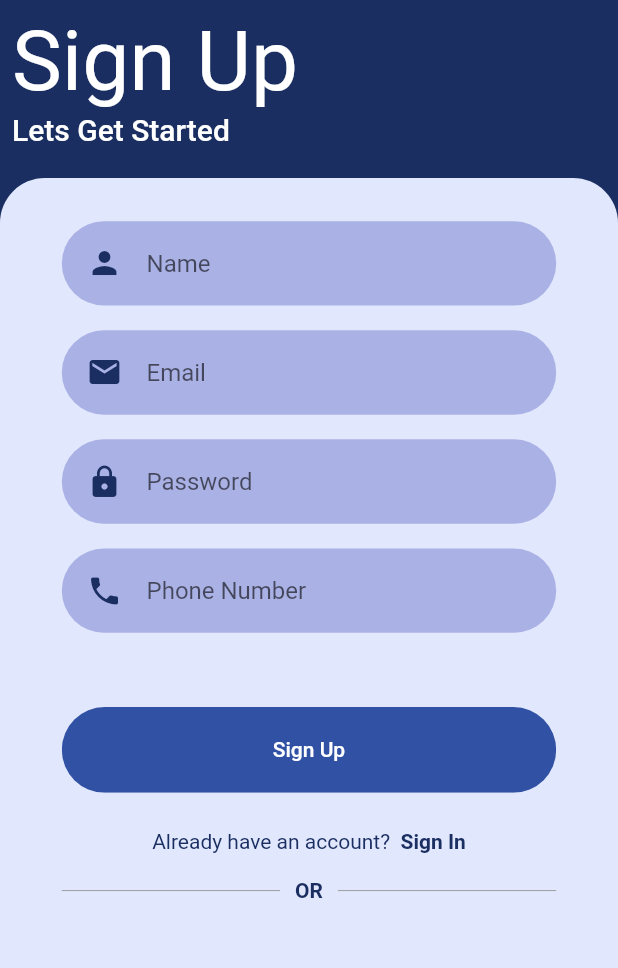
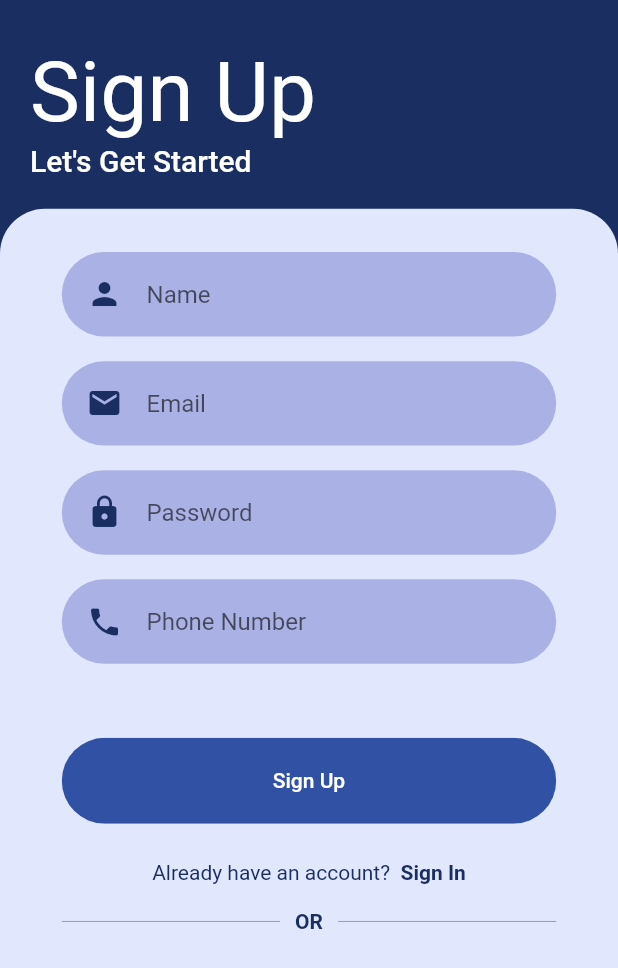
Before and after one commit to UnnikrishnanNP/crowdless, a Flutter app: the SignUpPage screen opened by its route, on a phone screen of 412 x 824 dp. Shown: the top 968 px of the screen. Run offline on Flutter 3.47's test engine with Material 2 defaults, Android fonts, the phone set to English and light mode, and no system bars; our stand-ins replace firebase_auth, firebase_core; accounts and stored records are empty.

Commit message:
initial commit

```diff
--- a/lib/screens/5_signup_page/signup_page.dart
+++ b/lib/screens/5_signup_page/signup_page.dart
@@ -48,8 +48,11 @@ class _SignUpPageState extends State<SignUpPage> {
           child: Column(
             crossAxisAlignment: CrossAxisAlignment.start,
             children: [
+              SizedBox(
+                height: size.height * 0.025,
+              ),
               Padding(
-                padding: const EdgeInsets.only(left: 8.0),
+                padding: const EdgeInsets.only(left: 20.0),
                 child: Text(
                   'Sign Up',
                   style: Theme.of(context)
@@ -62,9 +65,9 @@ class _SignUpPageState extends State<SignUpPage> {
                 height: size.height * 0.00125,
               ),
               Padding(
-                padding: const EdgeInsets.only(left: 8.0),
+                padding: const EdgeInsets.only(left: 20.0),
                 child: Text(
-                  'Lets Get Started',
+                  'Let\'s Get Started',
                   style: Theme.of(context)
                       .textTheme
                       .headline6
--- a/pubspec.yaml
+++ b/pubspec.yaml
@@ -32,6 +32,7 @@ dependencies:
   firebase_core: ^1.11.0
   firebase_auth: ^3.3.5
   cloud_firestore: ^3.1.6
+  flutter_svg: ^1.0.0
 
   # The following adds the Cupertino Icons font to your application.
   # Use with the CupertinoIcons class for iOS style icons.
@@ -59,9 +60,8 @@ flutter:
   uses-material-design: true
 
   # To add assets to your application, add an assets section, like this:
-  # assets:
-  #   - images/a_dot_burr.jpeg
-  #   - images/a_dot_ham.jpeg
+  assets:
+    - assets\images
 
   # An image asset can refer to one or more resolution-specific "variants", see
   # https://flutter.dev/assets-and-images/#resolution-aware.
```
Also changed, not shown: pubspec.lock.
